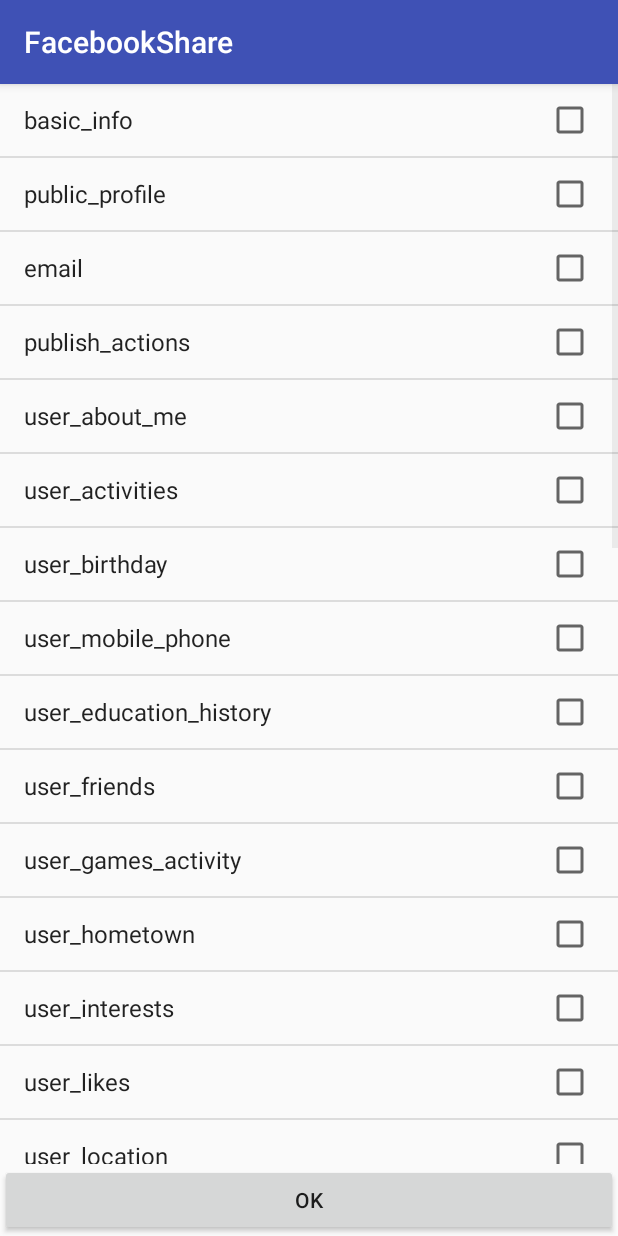
After one commit to Chefbig/FacebookShare, an Android app: the PermissionSelectActivity screen opened directly, with no data from a screen before it, on a phone screen of 412 x 824 dp. The commit adds this screen. Run offline under Robolectric (Android 15) with nearby library versions, the phone set to English and light mode, and no system bars; libraries missing offline, so code that uses them is left out: com.facebook, com.facebook.login.

```diff
--- a/app/build.gradle
+++ b/app/build.gradle
@@ -27,6 +27,7 @@ dependencies {
     compile 'com.android.support:appcompat-v7:26.+'
     compile 'com.android.support.constraint:constraint-layout:1.0.2'
     compile 'com.facebook.android:facebook-android-sdk:[4,5)'
+    compile 'com.facebook.android:facebook-share:[4,5)'
     testCompile 'junit:junit:4.12'
 }
 configurations.all {
--- /dev/null
+++ b/app/src/main/res/layout/activity_permission_select.xml
@@ -0,0 +1,20 @@
+<?xml version="1.0" encoding="utf-8"?>
+<RelativeLayout xmlns:android="http://schemas.android.com/apk/res/android"
+    android:layout_width="fill_parent"
+    android:layout_height="fill_parent" >
+
+    <Button
+        android:id="@+id/confirm"
+        android:layout_width="fill_parent"
+        android:layout_height="wrap_content"
+        android:layout_alignParentBottom="true"
+        android:text="@android:string/ok" />
+
+    <ListView
+        android:id="@+id/list"
+        android:layout_width="fill_parent"
+        android:layout_height="fill_parent"
+        android:layout_above="@id/confirm"
+        android:layout_alignParentTop="true"
+        />
+</RelativeLayout>
--- a/app/src/main/res/values/strings.xml
+++ b/app/src/main/res/values/strings.xml
@@ -1,4 +1,55 @@
 <resources>
     <string name="app_name">FacebookShare</string>
     <string name="facebook_app_id">163846387535723</string>
+    <string name="fb_login_protocol_scheme">fb163846387535723</string>
+    <string name="welcome">welcome!</string>
+    <string name="permissions">permissions</string>
+    <string name="de_authorize_app">de_authorize_app</string>
+    <string name="app_not_logged_in">app_not_logged_in</string>
+    <string name="failed_to_deauth">"failed to deauthorize app %1s"</string>
+    <string name="success">success</string>
+    <string name="cancel">cancel</string>
+    <string name="error">error</string>
+
+    <string-array name="perms_array">
+        // User Data Permissions
+        <item>basic_info</item>
+        <item>public_profile</item>
+        <item>email</item>
+        <item>publish_actions</item>
+        <item>user_about_me</item>
+        <item>user_activities</item>
+        <item>user_birthday</item>
+        <item>user_mobile_phone</item>
+        <item>user_education_history</item>
+        <item>user_friends</item>
+        <item>user_games_activity</item>
+        <item>user_hometown</item>
+        <item>user_interests</item>
+        <item>user_likes</item>
+        <item>user_location</item>
+        <item>user_photos</item>
+        <item>user_posts</item>
+        <item>user_relationship_details</item>
+        <item>user_relationships</item>
+        <item>user_religion_politics</item>
+        <item>user_status</item>
+        <item>user_tagged_places</item>
+        <item>user_videos</item>
+        <item>user_website</item>
+        <item>user_work_history</item>
+
+        // Other Permissions
+        <item>manage_notifications</item>
+        <item>read_custom_friendlists</item>
+        <item>read_insights</item>
+        <item>read_mailbox</item>
+        <item>read_stream</item>
+        <item>read_audience_network_insights</item>
+
+        // Privacy
+        <item>ONLY_ME</item>
+        <item>FRIENDS</item>
+        <item>EVERYONE</item>
+    </string-array>
 </resources>
```
Also changed, not shown: app/src/main/AndroidManifest.xml (+12 -2 lines), app/src/main/java/ca/ncai/facebookshare/FacebookActivity.java (added, +220 -0 lines), app/src/main/java/ca/ncai/facebookshare/MainActivity.java (+7 -0 lines), app/src/main/java/ca/ncai/facebookshare/PermissionSelectActivity.java (added, +99 -0 lines), app/src/main/res/layout/activity_facebook.xml (added, +65 -0 lines), app/src/main/res/layout/activity_main.xml (+9 -0 lines).
